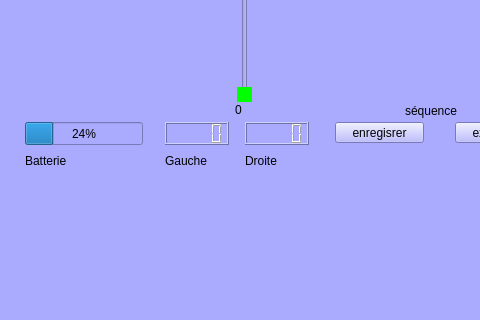
Above: mainwindow.ui from monsieur7/robotProjet before the change; both pictures show x 455 to 935 and y 334 to 654 of the 1453 by 745 pixel window. Below: the same form after it.
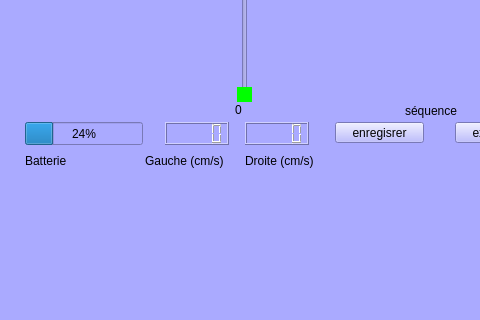
That is the form after the change.

Commit message: rework on ui (units) and sequence is done (todo : fix bug)

```diff
--- a/mainwindow.ui
+++ b/mainwindow.ui
@@ -229,14 +229,14 @@
    <widget class="QLabel" name="label_3">
     <property name="geometry">
      <rect>
-      <x>620</x>
+      <x>600</x>
       <y>450</y>
-      <width>67</width>
+      <width>101</width>
       <height>17</height>
      </rect>
     </property>
     <property name="text">
-     <string>Gauche</string>
+     <string>Gauche (cm/s)</string>
     </property>
    </widget>
    <widget class="QLabel" name="label_4">
@@ -244,12 +244,12 @@
      <rect>
       <x>700</x>
       <y>450</y>
-      <width>67</width>
+      <width>91</width>
       <height>17</height>
      </rect>
     </property>
     <property name="text">
-     <string>Droite</string>
+     <string>Droite (cm/s)</string>
     </property>
    </widget>
    <widget class="QProgressBar" name="batterie">
```
The commit also changes 3 other files.
